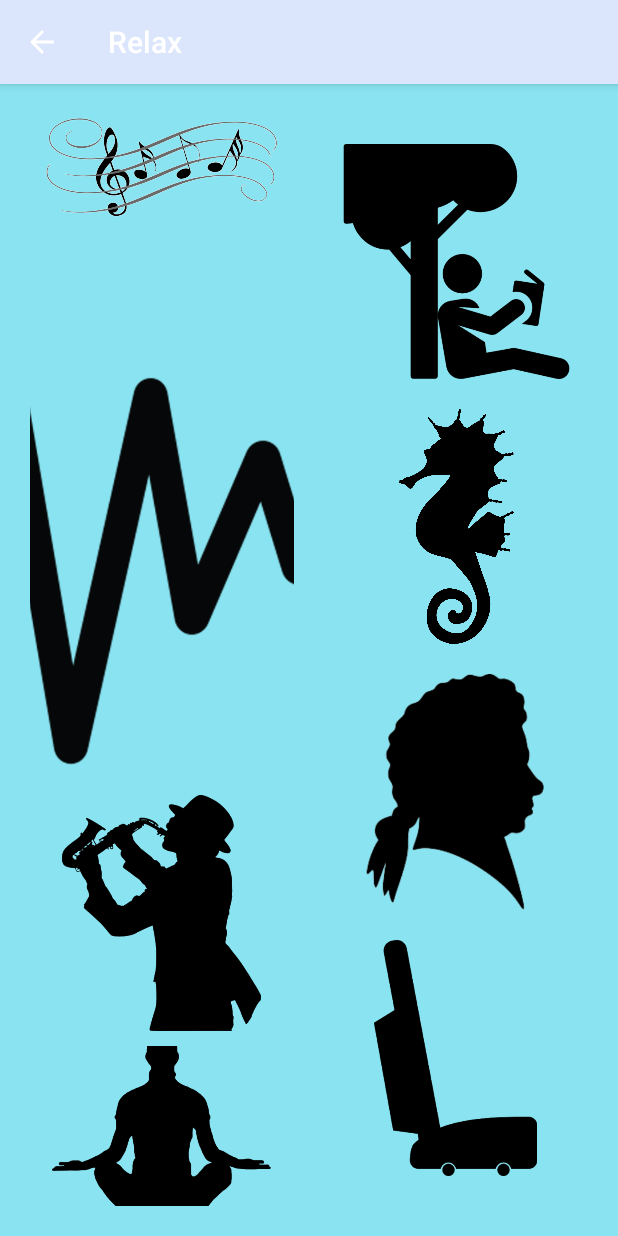
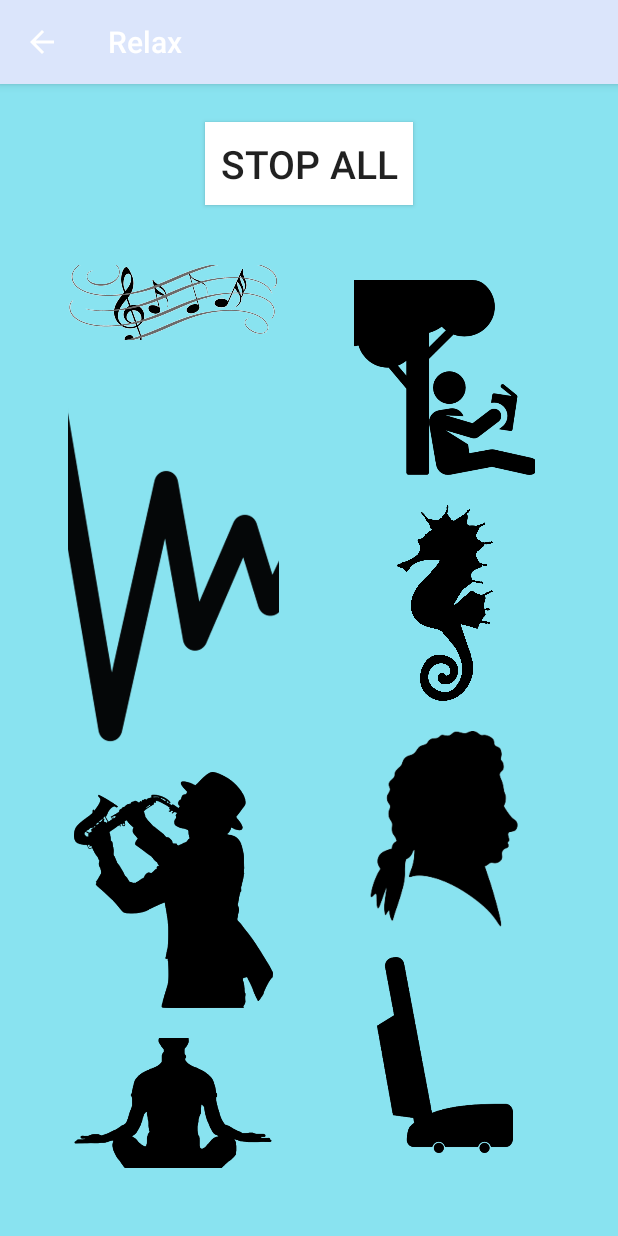
Before and after one commit to hamiltona21/RelaxReferReflect, an Android app: the RelaxActivity screen opened directly, with no data from a screen before it, on a phone screen of 412 x 824 dp. Run offline under Robolectric (Android 15) with nearby library versions, the phone set to English and light mode, and no system bars.

Commit message:
sixth commit

```diff
--- a/app/src/main/java/ashleyhamilton/honorsmobileapps/relaxreferreflect/RelaxActivity.java
+++ b/app/src/main/java/ashleyhamilton/honorsmobileapps/relaxreferreflect/RelaxActivity.java
@@ -2,7 +2,6 @@ package ashleyhamilton.honorsmobileapps.relaxreferreflect;
 
 import androidx.appcompat.app.AppCompatActivity;
 
-import android.content.Intent;
 import android.media.MediaPlayer;
 import android.os.Bundle;
 import android.view.View;
@@ -19,10 +18,11 @@ public class RelaxActivity extends AppCompatActivity {
         ImageButton jazz=findViewById(R.id.jazz);
         ImageButton meditation=findViewById(R.id.meditation);
         ImageButton mozart=findViewById(R.id.mozart);
-        final ImageButton nature=findViewById(R.id.nature);
+        ImageButton nature=findViewById(R.id.nature);
         ImageButton ocean=findViewById(R.id.ocean);
         ImageButton upbeat=findViewById(R.id.upbeat);
         ImageButton vacuum=findViewById(R.id.vacuum);
+        Button stop=findViewById(R.id.stop);
         View.OnClickListener myListener = new View.OnClickListener() {
             @Override
             public void onClick(View v) {
@@ -72,6 +72,7 @@ public class RelaxActivity extends AppCompatActivity {
         ocean.setOnClickListener(myListener);
         upbeat.setOnClickListener(myListener);
         vacuum.setOnClickListener(myListener);
+        stop.setOnClickListener(myListener);
     }
     @Override
     protected void onStop(){
--- a/app/src/main/res/layout/activity_relax.xml
+++ b/app/src/main/res/layout/activity_relax.xml
@@ -1,19 +1,36 @@
 <?xml version="1.0" encoding="utf-8"?>
-<LinearLayout xmlns:android="http://schemas.android.com/apk/res/android"
+<RelativeLayout xmlns:android="http://schemas.android.com/apk/res/android"
     xmlns:app="http://schemas.android.com/apk/res-auto"
     xmlns:tools="http://schemas.android.com/tools"
     android:layout_width="match_parent"
     android:layout_height="match_parent"
     tools:context=".MainActivity"
+    android:padding="15dp"
+    android:background="#89e3f0">
+    <Button
+        android:layout_width="wrap_content"
+        android:layout_height="wrap_content"
+        android:text="@string/stop_all"
+        android:background="#FFFFFF"
+        android:layout_margin="10dp"
+        android:textSize="26sp"
+        android:layout_centerHorizontal="true"
+        android:id="@+id/stop"
+        android:padding="10dp"
+        />
+<LinearLayout
+    android:layout_below="@id/stop"
     android:orientation="horizontal"
     android:background="#89e3f0"
-    android:padding="10dp">
+    android:layout_margin="10dp"
+    android:layout_height="wrap_content"
+    android:layout_width="match_parent">
     <LinearLayout
         android:layout_width="0dp"
         android:layout_weight="1"
         android:layout_height="wrap_content"
         android:orientation="vertical"
-        android:padding="10dp">
+        android:layout_margin="10dp">
         <ImageButton
             android:layout_width="match_parent"
             android:layout_height="0dp"
@@ -21,7 +38,7 @@
             android:scaleType="centerCrop"
             android:src="@drawable/upbeat"
             android:background="#89e3f0"
-            android:padding="10dp"
+            android:layout_margin="10dp"
             android:id="@+id/upbeat"/>
 
         <ImageButton
@@ -31,7 +48,7 @@
             android:scaleType="centerCrop"
             android:src="@drawable/frequency"
             android:background="#89e3f0"
-            android:padding="10dp"
+            android:layout_margin="10dp"
             android:id="@+id/frequency"/>
         <ImageButton
             android:layout_width="match_parent"
@@ -40,7 +57,7 @@
             android:scaleType="centerInside"
             android:src="@drawable/jazz"
             android:background="#89e3f0"
-            android:padding="10dp"
+            android:layout_margin="10dp"
             android:id="@+id/jazz"/>
         <ImageButton
             android:layout_width="match_parent"
@@ -49,7 +66,7 @@
             android:scaleType="centerCrop"
             android:src="@drawable/meditation"
             android:background="#89e3f0"
-            android:padding="10dp"
+            android:layout_margin="10dp"
             android:id="@+id/meditation"/>
 
 
@@ -59,7 +76,8 @@
         android:layout_weight="1"
         android:layout_height="wrap_content"
         android:orientation="horizontal"
-        android:padding="10dp">
+        android:layout_margin="10dp"
+        android:layout_below="@id/stop">
         <LinearLayout
             android:layout_width="0dp"
             android:layout_weight="1"
@@ -67,14 +85,14 @@
             tools:context=".MainActivity"
             android:orientation="vertical"
             android:background="#89e3f0"
-            android:padding="10dp">
+            android:layout_margin="10dp">
             <ImageButton
                 android:layout_width="match_parent"
                 android:layout_height="0dp"
                 android:layout_weight="1"
                 android:scaleType="centerCrop"
                 android:src="@drawable/nature"
-                android:padding="10dp"
+                android:layout_margin="10dp"
                 android:background="#89e3f0"
                 android:id="@+id/nature"/>
 
@@ -85,7 +103,7 @@
                 android:background="#89e3f0"
                 android:scaleType="centerInside"
                 android:src="@drawable/ocean"
-                android:padding="10dp"
+                android:layout_margin="10dp"
                 android:id="@+id/ocean"/>
 
             <ImageButton
@@ -95,7 +113,7 @@
                 android:scaleType="centerCrop"
                 android:src="@drawable/mozart"
                 android:background="#89e3f0"
-                android:padding="10dp"
+                android:layout_margin="10dp"
                 android:id="@+id/mozart"/>
             <ImageButton
                 android:layout_width="match_parent"
@@ -104,8 +122,10 @@
                 android:scaleType="centerInside"
                 android:src="@drawable/vacuum"
                 android:background="#89e3f0"
-                android:padding="10dp"
+                android:layout_margin="10dp"
                 android:id="@+id/vacuum"/>
         </LinearLayout>
     </LinearLayout>
 </LinearLayout>
+
+</RelativeLayout>
--- a/app/src/main/res/values/strings.xml
+++ b/app/src/main/res/values/strings.xml
@@ -4,4 +4,5 @@
     <string name="refer">Refer</string>
     <string name="reflect">reflect</string>
     <string name="spaceHolder">Inspirational Quote</string>
+    <string name="stop_all">Stop all</string>
 </resources>
```
